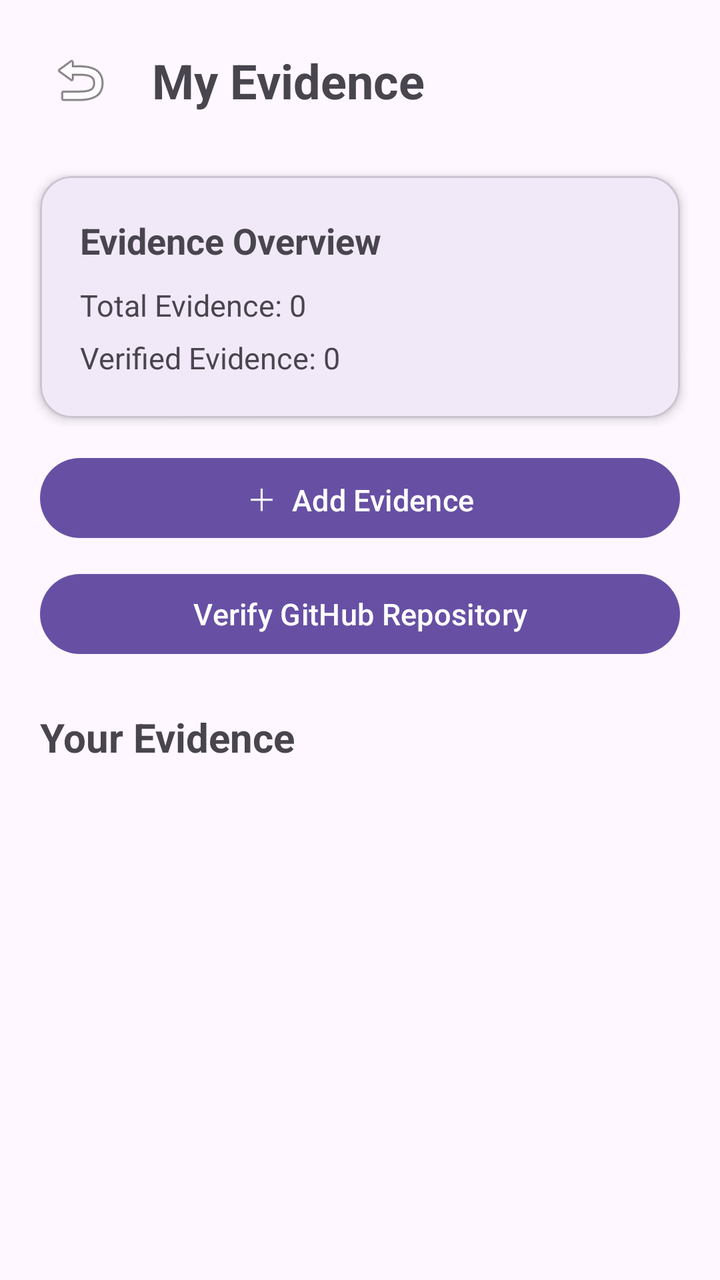
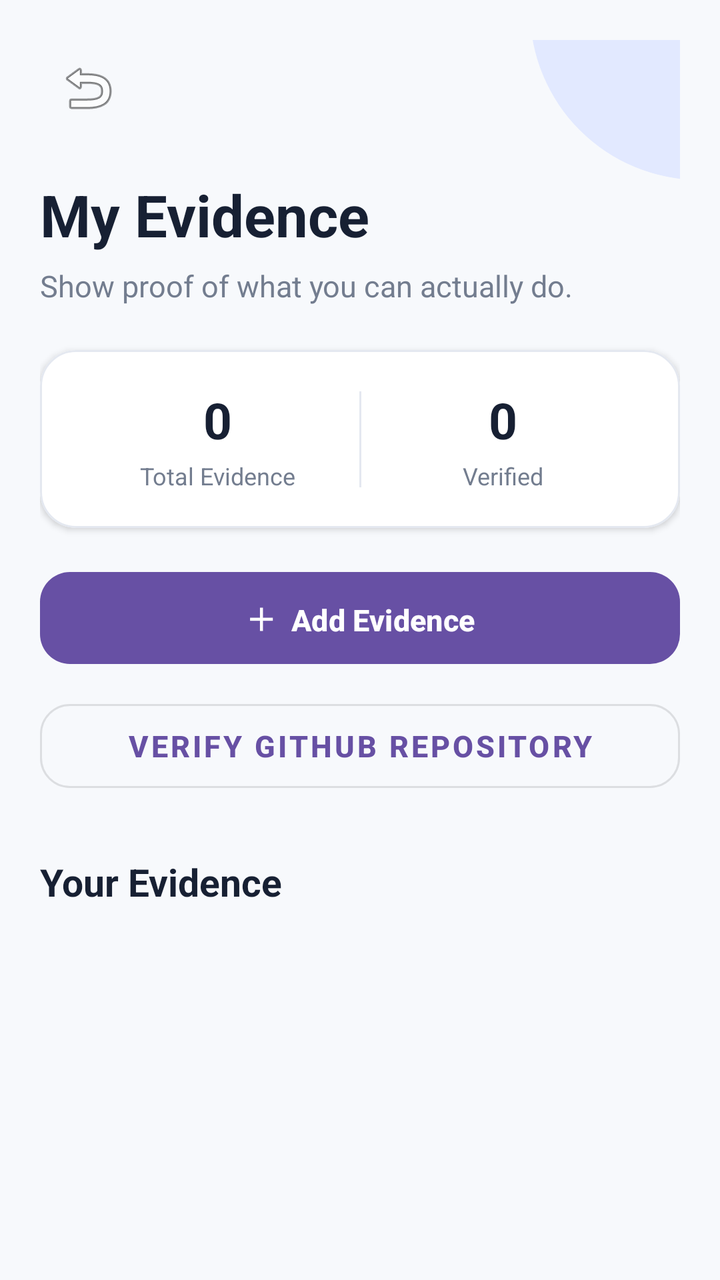

The first picture is an Android layout as it rendered before a commit; the second is the same layout after the commit. The layout source and the unified diff follow.
<!-- AndroidManifest.xml: application theme Theme.Skill_Proof_MAD_ASSIGNMENT_1 -->
<!-- res/layout/activity_evidence.xml -->
<?xml version="1.0" encoding="utf-8"?>
<androidx.core.widget.NestedScrollView
    xmlns:android="http://schemas.android.com/apk/res/android"
    xmlns:app="http://schemas.android.com/apk/res-auto"
    android:layout_width="match_parent"
    android:layout_height="match_parent"
    android:fillViewport="true">

    <androidx.constraintlayout.widget.ConstraintLayout
        android:layout_width="match_parent"
        android:layout_height="wrap_content"
        android:paddingBottom="24dp">

        

        <ImageButton
            android:id="@+id/btnBack"
            android:layout_width="48dp"
            android:layout_height="48dp"
            android:layout_marginStart="16dp"
            android:layout_marginTop="16dp"
            android:background="?attr/selectableItemBackgroundBorderless"
            android:contentDescription="Back"
            android:src="@android:drawable/ic_menu_revert"
            app:layout_constraintStart_toStartOf="parent"
            app:layout_constraintTop_toTopOf="parent" />

        

        <TextView
            android:id="@+id/tvPageTitle"
            android:layout_width="0dp"
            android:layout_height="wrap_content"
            android:layout_marginStart="12dp"
            android:layout_marginEnd="16dp"
            android:text="My Evidence"
            android:textSize="24sp"
            android:textStyle="bold"
            app:layout_constraintBottom_toBottomOf="@id/btnBack"
            app:layout_constraintEnd_toEndOf="parent"
            app:layout_constraintStart_toEndOf="@id/btnBack"
            app:layout_constraintTop_toTopOf="@id/btnBack" />

        

        <com.google.android.material.card.MaterialCardView
            android:id="@+id/evidenceSummaryCard"
            android:layout_width="0dp"
            android:layout_height="wrap_content"
            android:layout_marginStart="20dp"
            android:layout_marginTop="24dp"
            android:layout_marginEnd="20dp"
            app:cardCornerRadius="16dp"
            app:cardElevation="3dp"
            app:layout_constraintEnd_toEndOf="parent"
            app:layout_constraintStart_toStartOf="parent"
            app:layout_constraintTop_toBottomOf="@id/btnBack">

            <androidx.constraintlayout.widget.ConstraintLayout
                android:layout_width="match_parent"
                android:layout_height="wrap_content"
                android:padding="20dp">

                <TextView
                    android:id="@+id/tvEvidenceSummaryTitle"
                    android:layout_width="0dp"
                    android:layout_height="wrap_content"
                    android:text="Evidence Overview"
                    android:textSize="18sp"
                    android:textStyle="bold"
                    app:layout_constraintEnd_toEndOf="parent"
                    app:layout_constraintStart_toStartOf="parent"
                    app:layout_constraintTop_toTopOf="parent" />

                <TextView
                    android:id="@+id/tvEvidenceCount"
                    android:layout_width="0dp"
                    android:layout_height="wrap_content"
                    android:layout_marginTop="10dp"
                    android:text="Total Evidence: 0"
                    android:textSize="15sp"
                    app:layout_constraintEnd_toEndOf="parent"
                    app:layout_constraintStart_toStartOf="parent"
                    app:layout_constraintTop_toBottomOf="@id/tvEvidenceSummaryTitle" />

                <TextView
                    android:id="@+id/tvVerifiedCount"
                    android:layout_width="0dp"
                    android:layout_height="wrap_content"
                    android:layout_marginTop="6dp"
                    android:text="Verified Evidence: 0"
                    android:textSize="15sp"
                    app:layout_constraintBottom_toBottomOf="parent"
                    app:layout_constraintEnd_toEndOf="parent"
                    app:layout_constraintStart_toStartOf="parent"
                    app:layout_constraintTop_toBottomOf="@id/tvEvidenceCount" />

            </androidx.constraintlayout.widget.ConstraintLayout>

        </com.google.android.material.card.MaterialCardView>

        

        <com.google.android.material.button.MaterialButton
            android:id="@+id/btnAddEvidence"
            android:layout_width="0dp"
            android:layout_height="wrap_content"
            android:layout_marginStart="20dp"
            android:layout_marginTop="16dp"
            android:layout_marginEnd="20dp"
            android:text="＋  Add Evidence"
            android:textSize="15sp"
            app:layout_constraintEnd_toEndOf="parent"
            app:layout_constraintStart_toStartOf="parent"
            app:layout_constraintTop_toBottomOf="@id/evidenceSummaryCard" />

        

        <com.google.android.material.button.MaterialButton
            android:id="@+id/btnGithubVerification"
            android:layout_width="0dp"
            android:layout_height="wrap_content"
            android:layout_marginStart="20dp"
            android:layout_marginTop="10dp"
            android:layout_marginEnd="20dp"
            android:text="Verify GitHub Repository"
            android:textSize="15sp"
            app:layout_constraintEnd_toEndOf="parent"
            app:layout_constraintStart_toStartOf="parent"
            app:layout_constraintTop_toBottomOf="@id/btnAddEvidence" />

        

        <TextView
            android:id="@+id/tvEvidenceListTitle"
            android:layout_width="0dp"
            android:layout_height="wrap_content"
            android:layout_marginStart="20dp"
            android:layout_marginTop="24dp"
            android:layout_marginEnd="20dp"
            android:text="Your Evidence"
            android:textSize="20sp"
            android:textStyle="bold"
            app:layout_constraintEnd_toEndOf="parent"
            app:layout_constraintStart_toStartOf="parent"
            app:layout_constraintTop_toBottomOf="@id/btnGithubVerification" />

        

        <TextView
            android:id="@+id/tvEmptyEvidence"
            android:layout_width="0dp"
            android:layout_height="wrap_content"
            android:layout_marginStart="20dp"
            android:layout_marginTop="20dp"
            android:layout_marginEnd="20dp"
            android:gravity="center"
            android:text="No evidence added yet.\nAdd projects, certificates, GitHub repositories or other proof."
            android:textSize="15sp"
            android:visibility="gone"
            app:layout_constraintEnd_toEndOf="parent"
            app:layout_constraintStart_toStartOf="parent"
            app:layout_constraintTop_toBottomOf="@id/tvEvidenceListTitle" />

        

        <androidx.recyclerview.widget.RecyclerView
            android:id="@+id/recyclerEvidence"
            android:layout_width="0dp"
            android:layout_height="wrap_content"
            android:layout_marginStart="20dp"
            android:layout_marginTop="12dp"
            android:layout_marginEnd="20dp"
            android:nestedScrollingEnabled="false"
            app:layout_constraintBottom_toBottomOf="parent"
            app:layout_constraintEnd_toEndOf="parent"
            app:layout_constraintStart_toStartOf="parent"
            app:layout_constraintTop_toBottomOf="@id/tvEvidenceListTitle" />

    </androidx.constraintlayout.widget.ConstraintLayout>

</androidx.core.widget.NestedScrollView>
<!-- resources referenced by this layout -->
<resources>
  <style name="Theme.Skill_Proof_MAD_ASSIGNMENT_1" parent="Base.Theme.Skill_Proof_MAD_ASSIGNMENT_1" />
  <style name="Base.Theme.Skill_Proof_MAD_ASSIGNMENT_1" parent="Theme.Material3.DayNight.NoActionBar">
          
          
      </style>
</resources>

<!-- the commit's change to res/layout/activity_evidence.xml (unified diff, before → after) -->
@@ -2,181 +2,380 @@
 <androidx.core.widget.NestedScrollView
     xmlns:android="http://schemas.android.com/apk/res/android"
     xmlns:app="http://schemas.android.com/apk/res-auto"
+    xmlns:tools="http://schemas.android.com/tools"
     android:layout_width="match_parent"
     android:layout_height="match_parent"
-    android:fillViewport="true">
+    android:background="#F7F9FC"
+    android:fillViewport="true"
+    android:clipToPadding="false"
+    tools:context=".EvidenceActivity">
 
     <androidx.constraintlayout.widget.ConstraintLayout
         android:layout_width="match_parent"
         android:layout_height="wrap_content"
-        android:paddingBottom="24dp">
-
+        android:paddingStart="20dp"
+        android:paddingTop="20dp"
+        android:paddingEnd="20dp"
+        android:paddingBottom="32dp">
+
+        
+        
+        
+
+        <View
+            android:id="@+id/topDecoration"
+            android:layout_width="170dp"
+            android:layout_height="170dp"
+            android:background="@drawable/bg_login_circle"
+            android:translationX="95dp"
+            android:translationY="-100dp"
+            app:layout_constraintEnd_toEndOf="parent"
+            app:layout_constraintTop_toTopOf="parent" />
+
+        
+        
         
 
         <ImageButton
             android:id="@+id/btnBack"
             android:layout_width="48dp"
             android:layout_height="48dp"
-            android:layout_marginStart="16dp"
-            android:layout_marginTop="16dp"
             android:background="?attr/selectableItemBackgroundBorderless"
             android:contentDescription="Back"
+            android:padding="12dp"
             android:src="@android:drawable/ic_menu_revert"
             app:layout_constraintStart_toStartOf="parent"
             app:layout_constraintTop_toTopOf="parent" />
 
         
+        
+        
 
         <TextView
             android:id="@+id/tvPageTitle"
             android:layout_width="0dp"
             android:layout_height="wrap_content"
-            android:layout_marginStart="12dp"
-            android:layout_marginEnd="16dp"
+            android:layout_marginTop="20dp"
             android:text="My Evidence"
-            android:textSize="24sp"
-            android:textStyle="bold"
-            app:layout_constraintBottom_toBottomOf="@id/btnBack"
-            app:layout_constraintEnd_toEndOf="parent"
-            app:layout_constraintStart_toEndOf="@id/btnBack"
-            app:layout_constraintTop_toTopOf="@id/btnBack" />
-
+            android:textColor="#172033"
+            android:textSize="29sp"
+            android:textStyle="bold"
+            app:layout_constraintEnd_toEndOf="parent"
+            app:layout_constraintStart_toStartOf="parent"
+            app:layout_constraintTop_toBottomOf="@id/btnBack" />
+
+        
+        
+        
+
+        <TextView
+            android:id="@+id/tvSubtitle"
+            android:layout_width="0dp"
+            android:layout_height="wrap_content"
+            android:layout_marginTop="6dp"
+            android:text="Show proof of what you can actually do."
+            android:textColor="#737D8F"
+            android:textSize="15sp"
+            app:layout_constraintEnd_toEndOf="parent"
+            app:layout_constraintStart_toStartOf="parent"
+            app:layout_constraintTop_toBottomOf="@id/tvPageTitle" />
+
+        
+        
         
 
         <com.google.android.material.card.MaterialCardView
             android:id="@+id/evidenceSummaryCard"
             android:layout_width="0dp"
             android:layout_height="wrap_content"
-            android:layout_marginStart="20dp"
-            android:layout_marginTop="24dp"
-            android:layout_marginEnd="20dp"
-            app:cardCornerRadius="16dp"
-            app:cardElevation="3dp"
-            app:layout_constraintEnd_toEndOf="parent"
-            app:layout_constraintStart_toStartOf="parent"
-            app:layout_constraintTop_toBottomOf="@id/btnBack">
+            android:layout_marginTop="22dp"
+            app:cardBackgroundColor="@android:color/white"
+            app:cardCornerRadius="18dp"
+            app:cardElevation="2dp"
+            app:layout_constraintEnd_toEndOf="parent"
+            app:layout_constraintStart_toStartOf="parent"
+            app:layout_constraintTop_toBottomOf="@id/tvSubtitle"
+            app:strokeColor="#E4E8F0"
+            app:strokeWidth="1dp">
 
             <androidx.constraintlayout.widget.ConstraintLayout
                 android:layout_width="match_parent"
                 android:layout_height="wrap_content"
-                android:padding="20dp">
-
-                <TextView
-                    android:id="@+id/tvEvidenceSummaryTitle"
-                    android:layout_width="0dp"
-                    android:layout_height="wrap_content"
-                    android:text="Evidence Overview"
-                    android:textSize="18sp"
-                    android:textStyle="bold"
-                    app:layout_constraintEnd_toEndOf="parent"
-                    app:layout_constraintStart_toStartOf="parent"
-                    app:layout_constraintTop_toTopOf="parent" />
+                android:padding="18dp">
+
+                
 
                 <TextView
                     android:id="@+id/tvEvidenceCount"
                     android:layout_width="0dp"
                     android:layout_height="wrap_content"
-                    android:layout_marginTop="10dp"
-                    android:text="Total Evidence: 0"
-                    android:textSize="15sp"
+                    android:gravity="center"
+                    android:text="0"
+                    android:textColor="#172033"
+                    android:textSize="25sp"
+                    android:textStyle="bold"
+                    app:layout_constraintEnd_toStartOf="@id/divider"
+                    app:layout_constraintStart_toStartOf="parent"
+                    app:layout_constraintTop_toTopOf="parent" />
+
+                <TextView
+                    android:id="@+id/tvEvidenceCountLabel"
+                    android:layout_width="0dp"
+                    android:layout_height="wrap_content"
+                    android:layout_marginTop="3dp"
+                    android:gravity="center"
+                    android:text="Total Evidence"
+                    android:textColor="#737D8F"
+                    android:textSize="12sp"
+                    app:layout_constraintEnd_toStartOf="@id/divider"
+                    app:layout_constraintStart_toStartOf="parent"
+                    app:layout_constraintTop_toBottomOf="@id/tvEvidenceCount" />
+
+                
+
+                <View
+                    android:id="@+id/divider"
+                    android:layout_width="1dp"
+                    android:layout_height="48dp"
+                    android:background="#E4E8F0"
+                    app:layout_constraintBottom_toBottomOf="parent"
                     app:layout_constraintEnd_toEndOf="parent"
                     app:layout_constraintStart_toStartOf="parent"
-                    app:layout_constraintTop_toBottomOf="@id/tvEvidenceSummaryTitle" />
+                    app:layout_constraintTop_toTopOf="parent" />
+
+                
 
                 <TextView
                     android:id="@+id/tvVerifiedCount"
                     android:layout_width="0dp"
                     android:layout_height="wrap_content"
-                    android:layout_marginTop="6dp"
-                    android:text="Verified Evidence: 0"
-                    android:textSize="15sp"
-                    app:layout_constraintBottom_toBottomOf="parent"
+                    android:gravity="center"
+                    android:text="0"
+                    android:textColor="#172033"
+                    android:textSize="25sp"
+                    android:textStyle="bold"
                     app:layout_constraintEnd_toEndOf="parent"
-                    app:layout_constraintStart_toStartOf="parent"
-                    app:layout_constraintTop_toBottomOf="@id/tvEvidenceCount" />
+                    app:layout_constraintStart_toEndOf="@id/divider"
+                    app:layout_constraintTop_toTopOf="parent" />
+
+                <TextView
+                    android:id="@+id/tvVerifiedCountLabel"
+                    android:layout_width="0dp"
+                    android:layout_height="wrap_content"
+                    android:layout_marginTop="3dp"
+                    android:gravity="center"
+                    android:text="Verified"
+                    android:textColor="#737D8F"
+                    android:textSize="12sp"
+                    app:layout_constraintEnd_toEndOf="parent"
+                    app:layout_constraintStart_toEndOf="@id/divider"
+                    app:layout_constraintTop_toBottomOf="@id/tvVerifiedCount" />
 
             </androidx.constraintlayout.widget.ConstraintLayout>
 
         </com.google.android.material.card.MaterialCardView>
 
+        
+        
         
 
         <com.google.android.material.button.MaterialButton
             android:id="@+id/btnAddEvidence"
             android:layout_width="0dp"
-            android:layout_height="wrap_content"
-            android:layout_marginStart="20dp"
-            android:layout_marginTop="16dp"
-            android:layout_marginEnd="20dp"
+            android:layout_height="54dp"
+            android:layout_marginTop="18dp"
             android:text="＋  Add Evidence"
             android:textSize="15sp"
+            android:textStyle="bold"
+            app:cornerRadius="15dp"
             app:layout_constraintEnd_toEndOf="parent"
             app:layout_constraintStart_toStartOf="parent"
             app:layout_constraintTop_toBottomOf="@id/evidenceSummaryCard" />
 
+        
+        
         
 
         <com.google.android.material.button.MaterialButton
             android:id="@+id/btnGithubVerification"
-            android:layout_width="0dp"
-            android:layout_height="wrap_content"
-            android:layout_marginStart="20dp"
+            style="@style/Widget.MaterialComponents.Button.OutlinedButton"
+            android:layout_width="0dp"
+            android:layout_height="54dp"
             android:layout_marginTop="10dp"
-            android:layout_marginEnd="20dp"
             android:text="Verify GitHub Repository"
             android:textSize="15sp"
+            android:textStyle="bold"
+            app:cornerRadius="15dp"
             app:layout_constraintEnd_toEndOf="parent"
             app:layout_constraintStart_toStartOf="parent"
             app:layout_constraintTop_toBottomOf="@id/btnAddEvidence" />
 
         
+        
+        
 
         <TextView
             android:id="@+id/tvEvidenceListTitle"
             android:layout_width="0dp"
             android:layout_height="wrap_content"
-            android:layout_marginStart="20dp"
-            android:layout_marginTop="24dp"
-            android:layout_marginEnd="20dp"
+            android:layout_marginTop="28dp"
             android:text="Your Evidence"
-            android:textSize="20sp"
+            android:textColor="#172033"
+            android:textSize="19sp"
             android:textStyle="bold"
             app:layout_constraintEnd_toEndOf="parent"
             app:layout_constraintStart_toStartOf="parent"
             app:layout_constraintTop_toBottomOf="@id/btnGithubVerification" />
 
         
+        
+        
 
         <TextView
             android:id="@+id/tvEmptyEvidence"
             android:layout_width="0dp"
             android:layout_height="wrap_content"
-            android:layout_marginStart="20dp"
             android:layout_marginTop="20dp"
-            android:layout_marginEnd="20dp"
             android:gravity="center"
-            android:text="No evidence added yet.\nAdd projects, certificates, GitHub repositories or other proof."
-            android:textSize="15sp"
+            android:padding="30dp"
+            android:text="No evidence added yet.\n\nAdd projects, certificates, GitHub repositories or other proof of your skills."
+            android:textColor="#737D8F"
+            android:textSize="14sp"
             android:visibility="gone"
             app:layout_constraintEnd_toEndOf="parent"
             app:layout_constraintStart_toStartOf="parent"
             app:layout_constraintTop_toBottomOf="@id/tvEvidenceListTitle" />
 
+        
+        
         
 
         <androidx.recyclerview.widget.RecyclerView
             android:id="@+id/recyclerEvidence"
             android:layout_width="0dp"
             android:layout_height="wrap_content"
-            android:layout_marginStart="20dp"
+            android:layout_marginTop="14dp"
+            android:clipToPadding="false"
+            android:nestedScrollingEnabled="false"
+            android:paddingBottom="8dp"
+            app:layout_constraintEnd_toEndOf="parent"
+            app:layout_constraintStart_toStartOf="parent"
+            app:layout_constraintTop_toBottomOf="@id/tvEvidenceListTitle"
+            tools:itemCount="2"
+            tools:listitem="@layout/item_evidence" />
+
+    </androidx.constraintlayout.widget.ConstraintLayout>
+
+</androidx.core.widget.NestedScrollView>
+<!-- res/layout/item_evidence.xml (included above) -->
+<?xml version="1.0" encoding="utf-8"?>
+<com.google.android.material.card.MaterialCardView
+    xmlns:android="http://schemas.android.com/apk/res/android"
+    xmlns:app="http://schemas.android.com/apk/res-auto"
+    android:layout_width="match_parent"
+    android:layout_height="wrap_content"
+    android:layout_marginStart="16dp"
+    android:layout_marginEnd="16dp"
+    android:layout_marginBottom="12dp"
+    app:cardCornerRadius="18dp"
+    app:cardElevation="2dp"
+    app:strokeWidth="1dp">
+
+    <androidx.constraintlayout.widget.ConstraintLayout
+        android:layout_width="match_parent"
+        android:layout_height="wrap_content"
+        android:padding="16dp">
+
+        
+
+        <TextView
+            android:id="@+id/tvEvidenceTitle"
+            android:layout_width="0dp"
+            android:layout_height="wrap_content"
+            android:text="Java Project"
+            android:textSize="17sp"
+            android:textStyle="bold"
+            android:textColor="?android:attr/textColorPrimary"
+            app:layout_constraintStart_toStartOf="parent"
+            app:layout_constraintEnd_toStartOf="@id/tvEvidenceStatus"
+            app:layout_constraintTop_toTopOf="parent"
+            android:layout_marginEnd="12dp" />
+
+        
+
+        <TextView
+            android:id="@+id/tvEvidenceStatus"
+            android:layout_width="wrap_content"
+            android:layout_height="wrap_content"
+            android:text="✓ Verified"
+            android:textSize="12sp"
+            android:textStyle="bold"
+            android:textColor="?android:attr/textColorPrimary"
+            app:layout_constraintEnd_toEndOf="parent"
+            app:layout_constraintTop_toTopOf="parent" />
+
+        
+
+        <TextView
+            android:id="@+id/tvEvidenceType"
+            android:layout_width="0dp"
+            android:layout_height="wrap_content"
+            android:layout_marginTop="10dp"
+            android:text="Type: GitHub Project"
+            android:textSize="13sp"
+            android:textColor="?android:attr/textColorSecondary"
+            app:layout_constraintStart_toStartOf="parent"
+            app:layout_constraintEnd_toEndOf="parent"
+            app:layout_constraintTop_toBottomOf="@id/tvEvidenceTitle" />
+
+        
+
+        <TextView
+            android:id="@+id/tvEvidenceSkill"
+            android:layout_width="0dp"
+            android:layout_height="wrap_content"
+            android:layout_marginTop="5dp"
+            android:text="Skill: Java"
+            android:textSize="13sp"
+            android:textStyle="bold"
+            android:textColor="?android:attr/textColorPrimary"
+            app:layout_constraintStart_toStartOf="parent"
+            app:layout_constraintEnd_toEndOf="parent"
+            app:layout_constraintTop_toBottomOf="@id/tvEvidenceType" />
+
+        
+
+        <ImageView
+            android:id="@+id/ivEvidenceAttachment"
+            android:layout_width="72dp"
+            android:layout_height="72dp"
             android:layout_marginTop="12dp"
-            android:layout_marginEnd="20dp"
-            android:nestedScrollingEnabled="false"
-            app:layout_constraintBottom_toBottomOf="parent"
-            app:layout_constraintEnd_toEndOf="parent"
-            app:layout_constraintStart_toStartOf="parent"
-            app:layout_constraintTop_toBottomOf="@id/tvEvidenceListTitle" />
+            android:scaleType="centerCrop"
+            android:contentDescription="Evidence attachment"
+            android:visibility="gone"
+            app:layout_constraintStart_toStartOf="parent"
+            app:layout_constraintTop_toBottomOf="@id/tvEvidenceSkill" />
+
+        
+
+        <TextView
+            android:id="@+id/tvEvidenceLink"
+            android:layout_width="0dp"
+            android:layout_height="wrap_content"
+            android:layout_marginTop="12dp"
+            android:text="https://github.com/example/project"
+            android:textSize="13sp"
+            android:textStyle="bold"
+            android:autoLink="web"
+            android:ellipsize="end"
+            android:maxLines="2"
+            android:clickable="true"
+            android:focusable="true"
+            android:textColor="?attr/colorPrimary"
+            app:layout_constraintStart_toStartOf="parent"
+            app:layout_constraintEnd_toEndOf="parent"
+            app:layout_constraintTop_toBottomOf="@id/ivEvidenceAttachment" />
 
     </androidx.constraintlayout.widget.ConstraintLayout>
 
-</androidx.core.widget.NestedScrollView>
+</com.google.android.material.card.MaterialCardView>
<!-- resource entries referenced after the edit -->
@@ -1,5 +1,12 @@
 <!-- resources referenced by this layout -->
 <resources>
+  <!-- drawable bg_login_circle (drawable) -->
+  <shape xmlns:android="http://schemas.android.com/apk/res/android"
+      android:shape="oval">
+  
+      <solid android:color="#E2E9FF" />
+  
+  </shape>
   <style name="Theme.Skill_Proof_MAD_ASSIGNMENT_1" parent="Base.Theme.Skill_Proof_MAD_ASSIGNMENT_1" />
   <style name="Base.Theme.Skill_Proof_MAD_ASSIGNMENT_1" parent="Theme.Material3.DayNight.NoActionBar">
           
